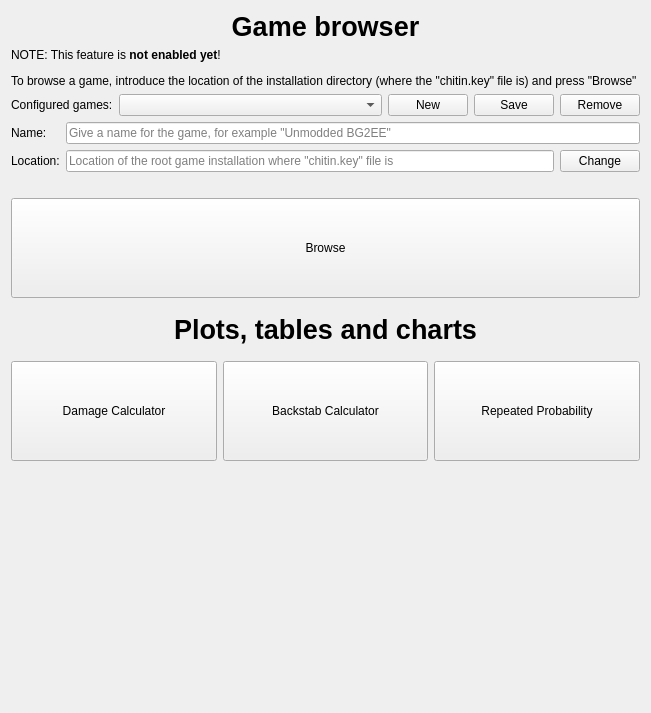
Qt form src/welcomepage.ui (moebiusproject/moebiustoolkit) before a commit.
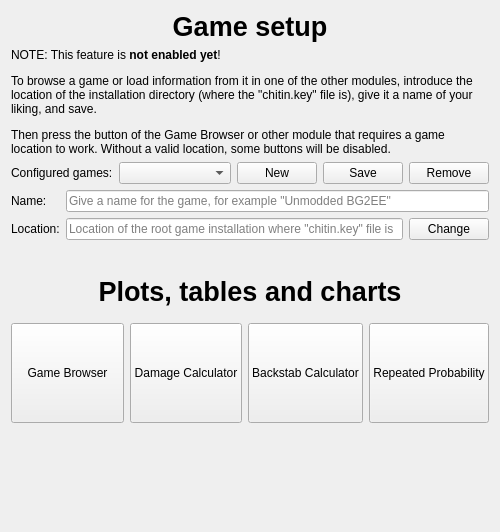
The same form after that commit. Icons and pictures are not drawn.

Commit message: Another text/looks tweak to WelcomeScreen

Patch:
```diff
--- a/src/welcomepage.ui
+++ b/src/welcomepage.ui
@@ -6,8 +6,8 @@
    <rect>
     <x>0</x>
     <y>0</y>
-    <width>632</width>
-    <height>713</height>
+    <width>500</width>
+    <height>532</height>
    </rect>
   </property>
   <property name="windowTitle">
@@ -24,7 +24,7 @@
       </font>
      </property>
      <property name="text">
-      <string>Game browser</string>
+      <string>Game setup</string>
      </property>
      <property name="alignment">
       <set>Qt::AlignCenter</set>
@@ -34,7 +34,10 @@
    <item>
     <widget class="QLabel" name="browserIntroductionLabel">
      <property name="text">
-      <string>&lt;html&gt;&lt;head/&gt;&lt;body&gt;&lt;p&gt;NOTE: This feature is &lt;span style=&quot; font-weight:600;&quot;&gt;not enabled yet&lt;/span&gt;!&lt;/p&gt;&lt;p&gt;To browse a game, introduce the location of the installation directory (where the &amp;quot;chitin.key&amp;quot; file is) and press &amp;quot;Browse&amp;quot; &lt;/p&gt;&lt;/body&gt;&lt;/html&gt;</string>
+      <string>&lt;html&gt;&lt;head/&gt;&lt;body&gt;&lt;p&gt;NOTE: This feature is &lt;span style=&quot; font-weight:600;&quot;&gt;not enabled yet&lt;/span&gt;!&lt;/p&gt;&lt;p&gt;To browse a game or load information from it in one of the other modules, introduce the location of the installation directory (where the &amp;quot;chitin.key&amp;quot; file is), give it a name of your liking, and save.&lt;/p&gt;&lt;p&gt;Then press the button of the Game Browser or other module that requires a game location to work. Without a valid location, some buttons will be disabled.&lt;/p&gt;&lt;/body&gt;&lt;/html&gt;</string>
+     </property>
+     <property name="wordWrap">
+      <bool>true</bool>
      </property>
     </widget>
    </item>
@@ -145,25 +148,7 @@
     </layout>
    </item>
    <item>
-    <layout class="QHBoxLayout" name="horizontalLayout_3">
-     <item>
-      <widget class="QPushButton" name="browse">
-       <property name="minimumSize">
-        <size>
-         <width>100</width>
-         <height>100</height>
-        </size>
-       </property>
-       <property name="text">
-        <string>Browse</string>
-       </property>
-       <property name="icon">
-        <iconset theme="system-run">
-         <normaloff>.</normaloff>.</iconset>
-       </property>
-      </widget>
-     </item>
-    </layout>
+    <layout class="QHBoxLayout" name="horizontalLayout_3"/>
    </item>
    <item>
     <spacer name="verticalSpacer_2">
@@ -216,6 +201,19 @@
    </item>
    <item>
     <layout class="QHBoxLayout" name="horizontalLayout">
+     <item>
+      <widget class="QPushButton" name="browse">
+       <property name="minimumSize">
+        <size>
+         <width>100</width>
+         <height>100</height>
+        </size>
+       </property>
+       <property name="text">
+        <string>Game Browser</string>
+       </property>
+      </widget>
+     </item>
      <item>
       <widget class="QPushButton" name="damageCalculator">
        <property name="minimumSize">
```
